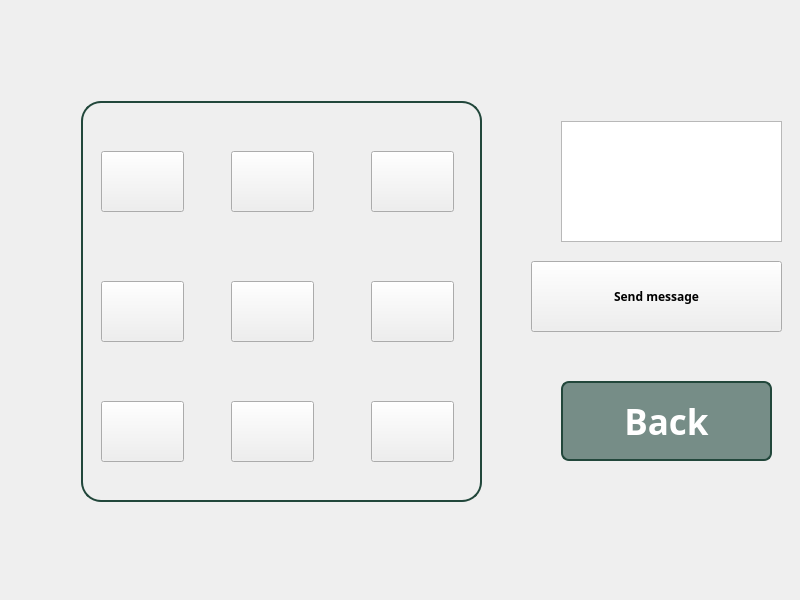
Before: the Qt Designer form game.ui in adamuIII/TicTacToe-, drawn with Qt 5.
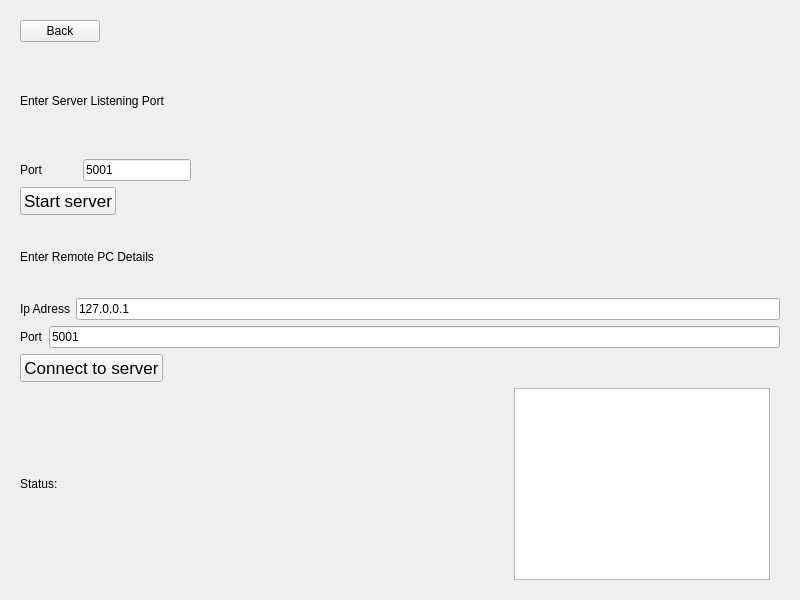
After: the same form once the commit is applied. The open tabs and pages were chosen to show the change. Icons and pictures are not drawn.

Patch:
```diff
--- a/game.ui
+++ b/game.ui
@@ -10,24 +10,297 @@
     <height>600</height>
    </rect>
   </property>
+  <property name="minimumSize">
+   <size>
+    <width>720</width>
+    <height>470</height>
+   </size>
+  </property>
   <property name="windowTitle">
    <string>Form</string>
   </property>
   <property name="styleSheet">
    <string notr="true"/>
   </property>
-  <layout class="QHBoxLayout" name="horizontalLayout">
+  <layout class="QVBoxLayout" name="verticalLayout_4">
    <item>
     <widget class="QStackedWidget" name="stackedWidget">
+     <property name="enabled">
+      <bool>true</bool>
+     </property>
+     <property name="currentIndex">
+      <number>0</number>
+     </property>
+     <widget class="QWidget" name="page_3">
+      <layout class="QHBoxLayout" name="horizontalLayout_3">
+       <item>
+        <widget class="QPushButton" name="pushButton_3">
+         <property name="text">
+          <string>to jest ekran zwyciezcy</string>
+         </property>
+        </widget>
+       </item>
+      </layout>
+     </widget>
+     <widget class="QWidget" name="choose_connection">
+      <property name="sizePolicy">
+       <sizepolicy hsizetype="Fixed" vsizetype="Fixed">
+        <horstretch>0</horstretch>
+        <verstretch>0</verstretch>
+       </sizepolicy>
+      </property>
+      <layout class="QHBoxLayout" name="horizontalLayout">
+       <item>
+        <layout class="QVBoxLayout" name="verticalLayout_3">
+         <item>
+          <layout class="QVBoxLayout" name="verticalLayout_5">
+           <item>
+            <widget class="QPushButton" name="back_button_game_choose">
+             <property name="sizePolicy">
+              <sizepolicy hsizetype="Fixed" vsizetype="Fixed">
+               <horstretch>0</horstretch>
+               <verstretch>0</verstretch>
+              </sizepolicy>
+             </property>
+             <property name="text">
+              <string>Back</string>
+             </property>
+            </widget>
+           </item>
+           <item>
+            <widget class="QLabel" name="label">
+             <property name="text">
+              <string>Enter Server Listening Port</string>
+             </property>
+            </widget>
+           </item>
+           <item>
+            <layout class="QHBoxLayout" name="horizontalLayout_5">
+             <property name="spacing">
+              <number>0</number>
+             </property>
+             <property name="sizeConstraint">
+              <enum>QLayout::SetMaximumSize</enum>
+             </property>
+             <property name="rightMargin">
+              <number>0</number>
+             </property>
+             <item>
+              <widget class="QLabel" name="label_5">
+               <property name="sizePolicy">
+                <sizepolicy hsizetype="Fixed" vsizetype="Preferred">
+                 <horstretch>0</horstretch>
+                 <verstretch>0</verstretch>
+                </sizepolicy>
+               </property>
+               <property name="sizeIncrement">
+                <size>
+                 <width>0</width>
+                 <height>0</height>
+                </size>
+               </property>
+               <property name="text">
+                <string>Port</string>
+               </property>
+              </widget>
+             </item>
+             <item>
+              <spacer name="verticalSpacer">
+               <property name="orientation">
+                <enum>Qt::Horizontal</enum>
+               </property>
+               <property name="sizeType">
+                <enum>QSizePolicy::Fixed</enum>
+               </property>
+               <property name="sizeHint" stdset="0">
+                <size>
+                 <width>40</width>
+                 <height>20</height>
+                </size>
+               </property>
+              </spacer>
+             </item>
+             <item>
+              <widget class="QLineEdit" name="lineEdit_4">
+               <property name="sizePolicy">
+                <sizepolicy hsizetype="Fixed" vsizetype="Fixed">
+                 <horstretch>0</horstretch>
+                 <verstretch>0</verstretch>
+                </sizepolicy>
+               </property>
+               <property name="text">
+                <string>5001</string>
+               </property>
+              </widget>
+             </item>
+             <item>
+              <spacer name="horizontalSpacer">
+               <property name="orientation">
+                <enum>Qt::Horizontal</enum>
+               </property>
+               <property name="sizeHint" stdset="0">
+                <size>
+                 <width>40</width>
+                 <height>20</height>
+                </size>
+               </property>
+              </spacer>
+             </item>
+            </layout>
+           </item>
+          </layout>
+         </item>
+         <item>
+          <widget class="QPushButton" name="start_server_button">
+           <property name="sizePolicy">
+            <sizepolicy hsizetype="Fixed" vsizetype="Fixed">
+             <horstretch>0</horstretch>
+             <verstretch>0</verstretch>
+            </sizepolicy>
+           </property>
+           <property name="font">
+            <font>
+             <pointsize>13</pointsize>
+            </font>
+           </property>
+           <property name="text">
+            <string>Start server</string>
+           </property>
+          </widget>
+         </item>
+         <item>
+          <layout class="QVBoxLayout" name="verticalLayout_6">
+           <item>
+            <widget class="QLabel" name="label_2">
+             <property name="text">
+              <string>Enter Remote PC Details</string>
+             </property>
+            </widget>
+           </item>
+           <item>
+            <layout class="QHBoxLayout" name="horizontalLayout_6">
+             <item>
+              <widget class="QLabel" name="label_6">
+               <property name="text">
+                <string>Ip Adress</string>
+               </property>
+              </widget>
+             </item>
+             <item>
+              <widget class="QLineEdit" name="lineEdit_5">
+               <property name="text">
+                <string>127.0.0.1</string>
+               </property>
+               <property name="maxLength">
+                <number>50</number>
+               </property>
+              </widget>
+             </item>
+            </layout>
+           </item>
+           <item>
+            <layout class="QHBoxLayout" name="horizontalLayout_7">
+             <item>
+              <widget class="QLabel" name="label_7">
+               <property name="text">
+                <string>Port</string>
+               </property>
+              </widget>
+             </item>
+             <item>
+              <widget class="QLineEdit" name="lineEdit_6">
+               <property name="text">
+                <string>5001</string>
+               </property>
+               <property name="maxLength">
+                <number>50</number>
+               </property>
+              </widget>
+             </item>
+            </layout>
+           </item>
+           <item>
+            <widget class="QPushButton" name="connect_to_server_button">
+             <property name="sizePolicy">
+              <sizepolicy hsizetype="Fixed" vsizetype="Fixed">
+               <horstretch>0</horstretch>
+               <verstretch>0</verstretch>
+              </sizepolicy>
+             </property>
+             <property name="font">
+              <font>
+               <pointsize>13</pointsize>
+              </font>
+             </property>
+             <property name="layoutDirection">
+              <enum>Qt::LeftToRight</enum>
+             </property>
+             <property name="autoFillBackground">
+              <bool>false</bool>
+             </property>
+             <property name="text">
+              <string>Connect to server</string>
+             </property>
+            </widget>
+           </item>
+          </layout>
+         </item>
+         <item>
+          <layout class="QVBoxLayout" name="verticalLayout_7">
+           <item>
+            <layout class="QHBoxLayout" name="horizontalLayout_8">
+             <item>
+              <widget class="QLabel" name="label_3">
+               <property name="text">
+                <string>Status:</string>
+               </property>
+              </widget>
+             </item>
+             <item>
+              <widget class="QListView" name="listView">
+               <property name="sizePolicy">
+                <sizepolicy hsizetype="Fixed" vsizetype="Fixed">
+                 <horstretch>0</horstretch>
+                 <verstretch>0</verstretch>
+                </sizepolicy>
+               </property>
+              </widget>
+             </item>
+             <item>
+              <spacer name="horizontalSpacer_2">
+               <property name="orientation">
+                <enum>Qt::Horizontal</enum>
+               </property>
+               <property name="sizeType">
+                <enum>QSizePolicy::Minimum</enum>
+               </property>
+               <property name="sizeHint" stdset="0">
+                <size>
+                 <width>10</width>
+                 <height>20</height>
+                </size>
+               </property>
+              </spacer>
+             </item>
+            </layout>
+           </item>
+          </layout>
+         </item>
+        </layout>
+       </item>
+      </layout>
+     </widget>
      <widget class="QWidget" name="page">
+      <layout class="QHBoxLayout" name="horizontalLayout_2">
+       <item>
+        <layout class="QVBoxLayout" name="verticalLayout">
+         <item>
       <widget class="QFrame" name="frame">
-       <property name="geometry">
-        <rect>
-         <x>70</x>
-         <y>90</y>
-         <width>401</width>
-         <height>401</height>
-        </rect>
+           <property name="sizePolicy">
+            <sizepolicy hsizetype="Expanding" vsizetype="Preferred">
+             <horstretch>0</horstretch>
+             <verstretch>0</verstretch>
+            </sizepolicy>
        </property>
        <property name="styleSheet">
         <string notr="true">#frame{
@@ -220,25 +493,39 @@
         </property>
        </widget>
       </widget>
-      <widget class="QTextEdit" name="chat">
-       <property name="geometry">
-        <rect>
-         <x>550</x>
-         <y>110</y>
-         <width>221</width>
-         <height>121</height>
-        </rect>
-       </property>
-      </widget>
+         </item>
+        </layout>
+       </item>
+       <item>
+        <layout class="QVBoxLayout" name="verticalLayout_2">
+         <item>
+          <widget class="QListView" name="chat_view_button">
+           <property name="sizePolicy">
+            <sizepolicy hsizetype="Fixed" vsizetype="Maximum">
+             <horstretch>0</horstretch>
+             <verstretch>0</verstretch>
+            </sizepolicy>
+           </property>
+          </widget>
+         </item>
+         <item>
+          <widget class="QLineEdit" name="lineEdit">
+           <property name="sizePolicy">
+            <sizepolicy hsizetype="Fixed" vsizetype="Fixed">
+             <horstretch>150</horstretch>
+             <verstretch>0</verstretch>
+            </sizepolicy>
+           </property>
+           <property name="minimumSize">
+            <size>
+             <width>300</width>
+             <height>50</height>
+            </size>
+           </property>
+          </widget>
+         </item>
+         <item>
       <widget class="QPushButton" name="back_button">
-       <property name="geometry">
-        <rect>
-         <x>520</x>
-         <y>250</y>
-         <width>251</width>
-         <height>71</height>
-        </rect>
-       </property>
        <property name="font">
         <font>
          <family>Rockwell Extra 13</family>
@@ -298,15 +585,9 @@
         <bool>false</bool>
        </property>
       </widget>
+         </item>
+         <item>
       <widget class="QPushButton" name="pushButton">
-       <property name="geometry">
-        <rect>
-         <x>550</x>
-         <y>370</y>
-         <width>211</width>
-         <height>80</height>
-        </rect>
-       </property>
        <property name="font">
         <font>
          <family>Rockwell Extra 13</family>
@@ -367,21 +648,10 @@
         <bool>false</bool>
        </property>
       </widget>
-     </widget>
-     <widget class="QWidget" name="page_2">
-      <widget class="QLabel" name="label">
-       <property name="geometry">
-        <rect>
-         <x>340</x>
-         <y>90</y>
-         <width>181</width>
-         <height>181</height>
-        </rect>
-       </property>
-       <property name="text">
-        <string>You won!</string>
-       </property>
-      </widget>
+         </item>
+        </layout>
+       </item>
+      </layout>
      </widget>
     </widget>
    </item>
```
Left out of the diff: 2 changed lines with no effect on the pictures. Lines whose indentation alone changed are shown as unchanged.
